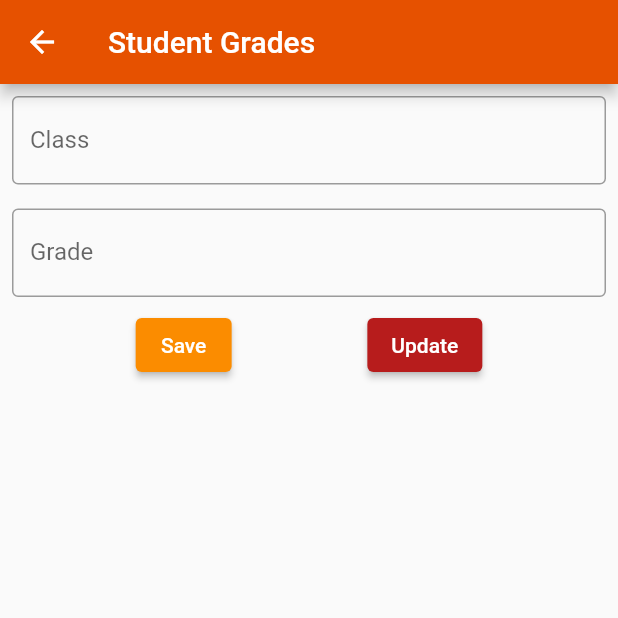
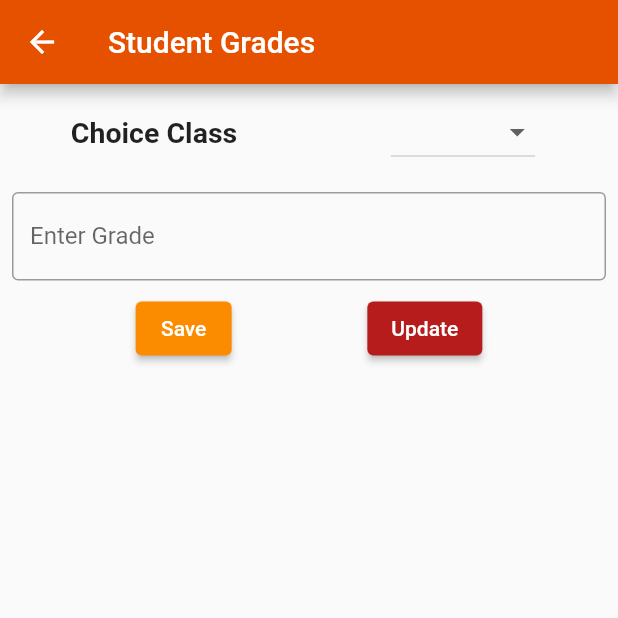
Before and after one commit to Kodluyoruz-Flutter-Bootcamp/week3odev3-kHealer, a Flutter app: the GradesPage screen opened directly with empty values, after a tap on "Save", on a phone screen of 412 x 824 dp, the top half of it. Run offline on Flutter 3.47's test engine with Material 2 defaults, Android fonts, the light colour scheme and no system bars; our stand-ins replace animated_splash_screen, cloud_firestore, firebase_auth, firebase_core, flutter_pw_validator, get and 2 more; accounts and stored records are empty.

Commit message:
Class dropdown and swipe deleting added

```diff
--- a/lib/gradesPage.dart
+++ b/lib/gradesPage.dart
@@ -1,5 +1,7 @@
 import 'package:flutter/material.dart';
 import 'package:flutter/src/widgets/container.dart';
+import 'package:get/get.dart';
+import 'package:get/get_navigation/src/routes/default_transitions.dart';
 import 'package:odev_baslangic_shared_pref_start/grades.dart';
 import 'package:path/path.dart';
 import 'dbHelper.dart';
@@ -37,30 +39,62 @@ class _GradesPageState extends State<GradesPage> {
     });
   }
 
+  String user_choice = "";
+
   @override
   Widget build(BuildContext context) {
     return Scaffold(
       appBar: AppBar(
         backgroundColor: Colors.orange.shade900,
-        title: Text("Student Grades"),
+        title: const Text("Student Grades"),
       ),
       body: Container(
         child: Column(
           children: <Widget>[
-            Padding(
-              padding: EdgeInsets.all(8),
-              child: TextFormField(
-                controller: txtClass,
-                decoration: const InputDecoration(
-                    label: Text('Class'), border: OutlineInputBorder()),
+            Row(
+              mainAxisAlignment: MainAxisAlignment.spaceAround,
+              children: [
+                Text(
+                  "Choice Class",
+                  style: TextStyle(
+                    color: Colors.black87,
+                    fontWeight: FontWeight.w700,
+                    fontSize: 19,
                   ),
                 ),
                 Padding(
-              padding: EdgeInsets.all(8),
+                  padding: const EdgeInsets.all(8),
+                  child: DropdownButton(
+                    hint: Text(user_choice),
+                    items: [
+                      DropdownMenuItem(child: Text("Math"), value: "Math"),
+                      DropdownMenuItem(child: Text("Physic"), value: "Physic"),
+                      DropdownMenuItem(
+                          child: Text("Biology"), value: "Biology"),
+                      DropdownMenuItem(
+                          child: Text("Chemistry"), value: "Chemistry"),
+                      DropdownMenuItem(
+                          child: Text("Geometry"), value: "Geometry"),
+                      DropdownMenuItem(
+                          child: Text("English"), value: "English"),
+                      DropdownMenuItem(
+                          child: Text("Literature"), value: "Literature"),
+                    ],
+                    onChanged: (Object? value) {
+                      setState(() {
+                        user_choice = value.toString();
+                      });
+                    },
+                  ),
+                ),
+              ],
+            ),
+            Padding(
+              padding: const EdgeInsets.all(8),
               child: TextFormField(
                 controller: txtGrade,
                 decoration: const InputDecoration(
-                    label: Text('Grade'), border: OutlineInputBorder()),
+                    label: Text('Enter Grade'), border: OutlineInputBorder()),
               ),
             ),
             Row(
@@ -89,18 +123,34 @@ class _GradesPageState extends State<GradesPage> {
                     child: ListView.builder(
                         itemCount: lstGrades.length,
                         itemBuilder: (context, index) {
-                          return Card(
+                          return Dismissible(
+                            background: Card(
+                              child: Icon(
+                                Icons.delete,
+                              ),
+                              color: Colors.red,
+                              margin: EdgeInsets.all(4),
+                            ),
+                            key: UniqueKey(),
+                            onDismissed: (direction) =>
+                                {deleteGrade(lstGrades[index].id!)},
+                            child: Padding(
+                              padding: const EdgeInsets.only(
+                                  top: 1.0, right: 8, left: 8, bottom: 1),
+                              child: Card(
                                 child: ListTile(
                                   onTap: () {
                                     setState(() {
-                                  txtClass.text =
-                                      lstGrades[index].studentnumber.toString();
-                                  txtGrade.text =
-                                      lstGrades[index].description.toString();
+                                      txtClass.text = lstGrades[index]
+                                          .studentnumber
+                                          .toString();
+                                      txtGrade.text = lstGrades[index]
+                                          .description
+                                          .toString();
                                       selectedId = lstGrades[index].id!;
                                     });
                                   },
-                              leading: Icon(Icons.label),
+                                  leading: const Icon(Icons.label),
                                   title: Text(
                                       "Lesson: ${lstGrades[index].studentnumber!}"),
                                   subtitle: Text(
@@ -110,13 +160,15 @@ class _GradesPageState extends State<GradesPage> {
                                     onTap: () {
                                       deleteGrade(lstGrades[index].id!);
                                     },
-                                child: Icon(Icons.delete),
+                                    child: const Icon(Icons.delete),
+                                  ),
+                                ),
                               ),
                             ),
                           );
                         }),
                   )
-                : Card(),
+                : const Card(),
           ],
         ),
       ),
@@ -124,9 +176,9 @@ class _GradesPageState extends State<GradesPage> {
   }
 
   saveGrade() {
-    if (txtClass.text.isNotEmpty) {
-      Grades grade = Grades(
-          txtClass.text.toString(), txtGrade.text.toString(), widget.personId);
+    if (user_choice.isNotEmpty) {
+      Grades grade =
+          Grades(user_choice, txtGrade.text.toString(), widget.personId);
       dataSave(grade);
     }
   }
@@ -135,14 +187,14 @@ class _GradesPageState extends State<GradesPage> {
     await dbHelper.insert(grade);
     setState(() {
       getGrades();
-      txtClass.text = "";
+      user_choice = "";
       txtGrade.text = "";
     });
   }
 
   updateGrade() {
     if (selectedId > 0) {
-      update(Grades.withId(selectedId, txtClass.text.toString(),
+      update(Grades.withId(selectedId, user_choice.toString(),
           txtGrade.text.toString(), widget.personId));
     }
   }
@@ -151,7 +203,7 @@ class _GradesPageState extends State<GradesPage> {
     await dbHelper.update(grade);
     setState(() {
       getGrades();
-      txtClass.text = "";
+      user_choice = "";
       txtGrade.text = "";
       selectedId = -1;
     });
```
Also changed, not shown: lib/classtype.dart (added, +9 -0 lines). Lines whose indentation alone changed are shown as unchanged.
